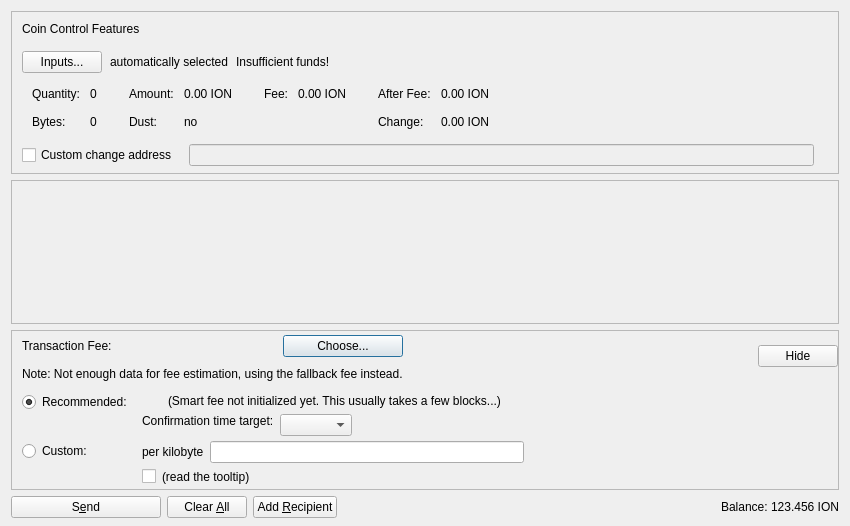
This is src/qt/forms/sendcoinsdialog.ui in ioncoincore/ion as Qt 5 draws it before an edit. The edited form follows.
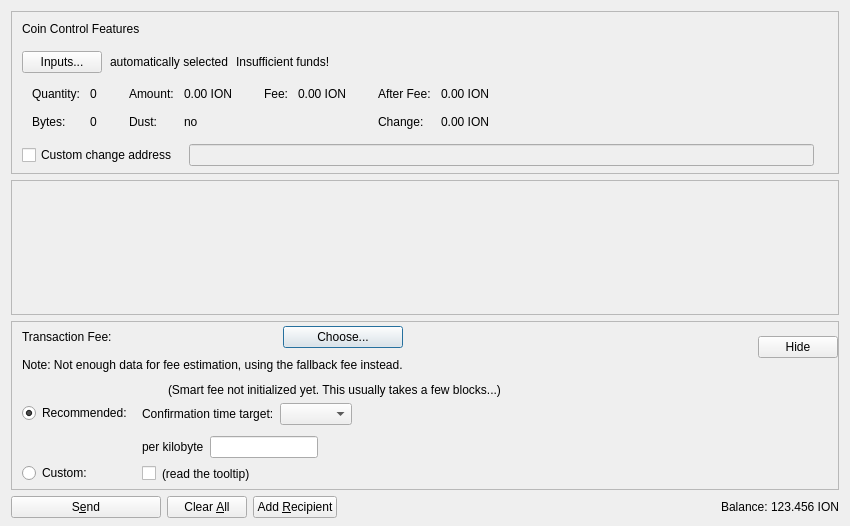
This is the edited form. Custom widgets are drawn as their Qt base class.

Diff of the .ui file:
```diff
--- a/src/qt/forms/sendcoinsdialog.ui
+++ b/src/qt/forms/sendcoinsdialog.ui
@@ -778,8 +778,11 @@
                <property name="spacing">
                 <number>6</number>
                </property>
+               <property name="topMargin">
+                <number>3</number>
+               </property>
                <item>
-                <layout class="QHBoxLayout" name="horizontalLayoutFee13">
+                <layout class="QHBoxLayout" name="horizontalLayoutFee13" stretch="0,0,1">
                  <item>
                   <widget class="QLabel" name="labelCustomPerKilobyte">
                    <property name="toolTip">
@@ -855,6 +858,12 @@
              </item>
              <item row="0" column="0">
               <layout class="QVBoxLayout" name="verticalLayoutFee4" stretch="0,1">
+               <property name="topMargin">
+                <number>20</number>
+               </property>
+               <property name="bottomMargin">
+                <number>3</number>
+               </property>
                <item>
                 <widget class="QRadioButton" name="radioSmartFee">
                  <property name="text">
@@ -885,6 +894,9 @@
              </item>
              <item row="1" column="0">
               <layout class="QVBoxLayout" name="verticalLayoutFee9" stretch="0,1">
+               <property name="topMargin">
+                <number>30</number>
+               </property>
                <item>
                 <widget class="QRadioButton" name="radioCustomFee">
                  <property name="text">
@@ -916,7 +928,10 @@
                 <number>6</number>
                </property>
                <property name="topMargin">
-                <number>2</number>
+                <number>0</number>
+               </property>
+               <property name="bottomMargin">
+                <number>3</number>
                </property>
                <item>
                 <layout class="QHBoxLayout" name="horizontalLayoutFee12">
@@ -976,19 +991,6 @@
                      </property>
                     </widget>
                    </item>
-                   <item>
-                    <spacer name="verticalSpacer_3">
-                     <property name="orientation">
-                      <enum>Qt::Vertical</enum>
-                     </property>
-                     <property name="sizeHint" stdset="0">
-                      <size>
-                       <width>1</width>
-                       <height>1</height>
-                      </size>
-                     </property>
-                    </spacer>
-                   </item>
                   </layout>
                  </item>
                  <item>
@@ -1145,7 +1147,7 @@
        <item>
         <widget class="QLabel" name="labelBalance">
          <property name="sizePolicy">
-          <sizepolicy hsizetype="Preferred" vsizetype="Fixed">
+          <sizepolicy hsizetype="Preferred" vsizetype="Preferred">
            <horstretch>0</horstretch>
            <verstretch>0</verstretch>
           </sizepolicy>
```
Left out of the diff: 2 changed lines with no effect on the pictures.
